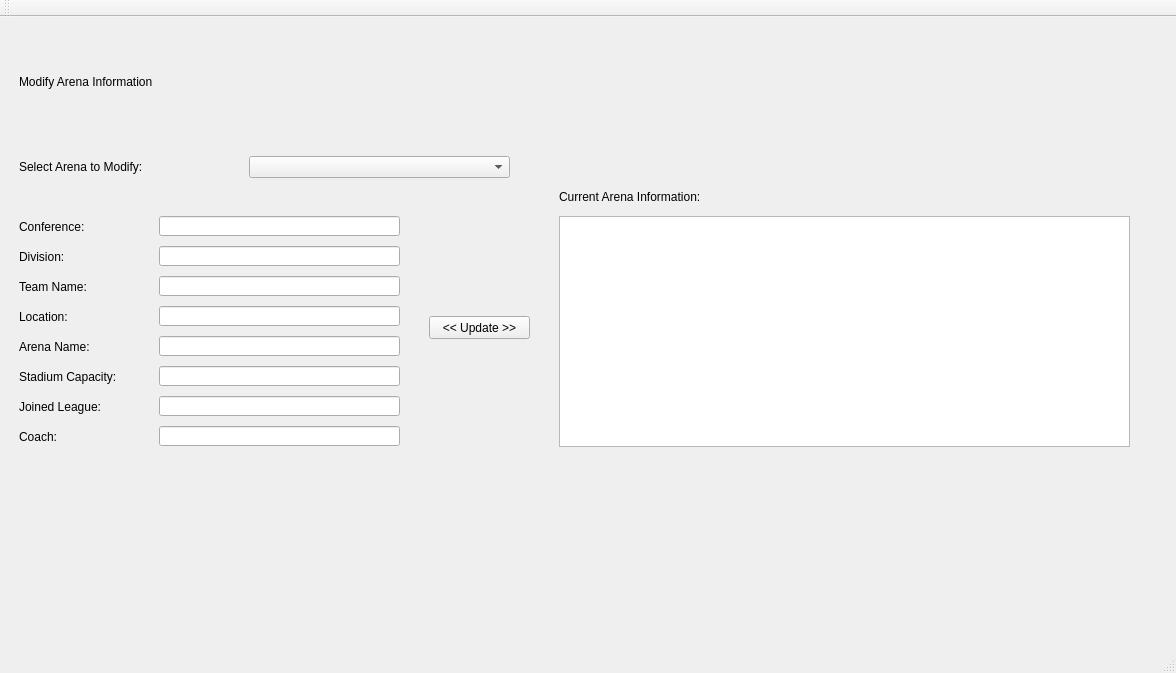
ivanOzerets/Project2, file NBABasketball/mainwindow.ui: the form before one commit.
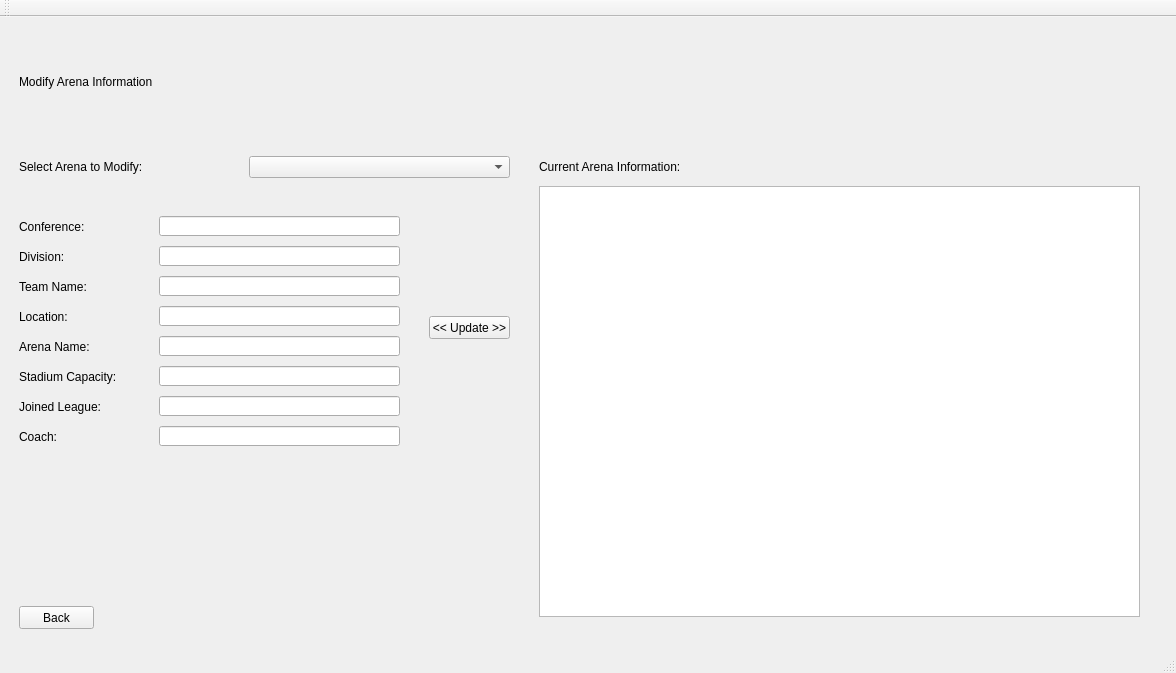
The form after the commit.

```diff
--- a/NBABasketball/mainwindow.ui
+++ b/NBABasketball/mainwindow.ui
@@ -447,21 +447,11 @@
        </rect>
       </property>
      </widget>
-     <widget class="QTableWidget" name="modifyArenaInformationTableWidget">
-      <property name="geometry">
-       <rect>
-        <x>550</x>
-        <y>190</y>
-        <width>571</width>
-        <height>231</height>
-       </rect>
-      </property>
-     </widget>
      <widget class="QLabel" name="currentArenaInformationLabel">
       <property name="geometry">
        <rect>
-        <x>550</x>
-        <y>150</y>
+        <x>530</x>
+        <y>120</y>
         <width>251</width>
         <height>41</height>
        </rect>
@@ -478,7 +468,7 @@
        <rect>
         <x>420</x>
         <y>290</y>
-        <width>101</width>
+        <width>81</width>
         <height>23</height>
        </rect>
       </property>
@@ -486,6 +476,29 @@
        <string>&lt;&lt; Update &gt;&gt;</string>
       </property>
      </widget>
+     <widget class="QPushButton" name="maiBackPushButton">
+      <property name="geometry">
+       <rect>
+        <x>10</x>
+        <y>580</y>
+        <width>75</width>
+        <height>23</height>
+       </rect>
+      </property>
+      <property name="text">
+       <string>Back</string>
+      </property>
+     </widget>
+     <widget class="QTreeView" name="modifyArenaInformationTreeView">
+      <property name="geometry">
+       <rect>
+        <x>530</x>
+        <y>160</y>
+        <width>601</width>
+        <height>431</height>
+       </rect>
+      </property>
+     </widget>
     </widget>
    </widget>
   </widget>
```
Left out of the diff: 23 changed lines with no effect on the pictures.
